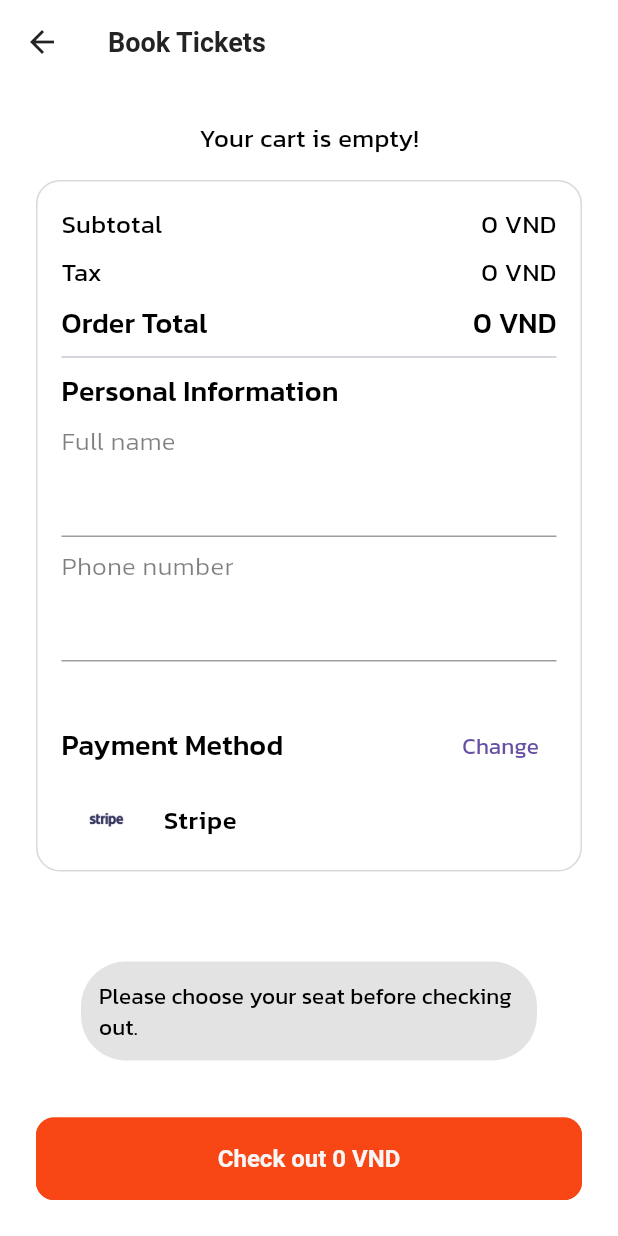
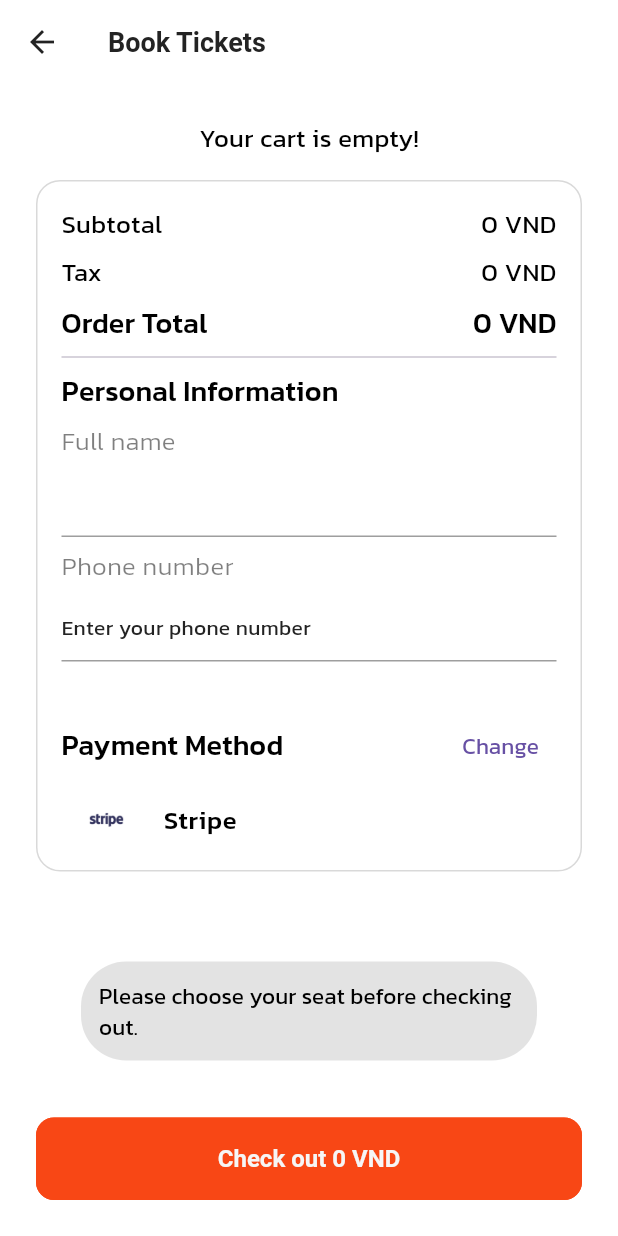
Before and after one commit to mixihuyen/final_year_project, a Flutter app: the CartScreen screen opened directly, after a tap on an icon or button, on a phone screen of 412 x 824 dp. Run offline on Flutter 3.47's test engine with Material 3 defaults, Android fonts, the phone set to English and light mode, and no system bars; our stand-ins replace cached_network_image, carousel_slider, cloud_firestore, connectivity_plus, dio, firebase_auth and 16 more; missing offline and left inert: dart:ffi, flutter_stripe; accounts and stored records are empty.

Commit message:
Fix validate phone number

```diff
--- a/lib/features/application/screens/cart/cart.dart
+++ b/lib/features/application/screens/cart/cart.dart
@@ -16,6 +16,7 @@ import '../../../../data/services/stripe_service.dart';
 import '../../../../utils/constants/colors.dart';
 import '../../../../utils/constants/sizes.dart';
 import '../../../../utils/helpers/helper_functions.dart';
+import '../../../../utils/validators/validation.dart';
 import '../../../personalization/controllers/user_controller.dart';
 import '../../controllers/Info_controller.dart';
 import '../../controllers/order_controller.dart';
@@ -94,6 +95,13 @@ class CartScreen extends StatelessWidget {
                         if (checkoutInfoController.validateFields()) {
                           final name = checkoutInfoController.nameController.text;
                           final phone = checkoutInfoController.phoneController.text;
+                          // Kiểm tra số điện thoại
+                          final phoneError = TValidator.validatePhoneNumber(phone);
+                          if (phoneError != null) {
+                            // Nếu số điện thoại không hợp lệ, hiển thị lỗi và dừng tiến trình
+                            TLoaders.customToast(message: phoneError); // Hiển thị thông báo lỗi
+                            return;
+                          }
 
                           print('Proceeding to checkout with Name: $name, Phone: $phone');
 
--- a/lib/features/application/screens/cart/widgets/information_section.dart
+++ b/lib/features/application/screens/cart/widgets/information_section.dart
@@ -1,25 +1,10 @@
 import 'package:flutter/cupertino.dart';
 import 'package:flutter/material.dart';
-import 'package:get/get.dart';
-import 'package:get/get_core/src/get_main.dart';
-import 'package:iconsax/iconsax.dart';
-
-import '../../../../../common/widgets/section_heading.dart';
-import '../../../../../utils/constants/sizes.dart';
-import '../../../../../utils/validators/validation.dart';
-import '../../../../personalization/controllers/user_controller.dart';
-import '../../../../personalization/screens/profile/widgets/change_name.dart';
-import '../../../../personalization/screens/profile/widgets/change_phoneNumber.dart';
-import '../../../../personalization/screens/profile/widgets/profile_menu.dart';
-
-import 'package:flutter/material.dart';
+import 'package:flutter/services.dart'; // Required for input formatters
 import 'package:get/get.dart';
 import '../../../../../utils/constants/sizes.dart';
 import '../../../controllers/Info_controller.dart';
-
-import 'package:flutter/material.dart';
-import 'package:get/get.dart';
-import '../../../../../utils/constants/sizes.dart';
+import '../../../../../utils/validators/validation.dart';
 
 class TInformationSection extends StatelessWidget {
   const TInformationSection({super.key});
@@ -31,46 +16,54 @@ class TInformationSection extends StatelessWidget {
     return Column(
       crossAxisAlignment: CrossAxisAlignment.start,
       children: [
+        // Personal Information Label
         Text('Personal Information', style: Theme.of(context).textTheme.titleMedium),
         const SizedBox(height: TSizes.spaceBtwItems / 2),
 
+        // Full Name Label and TextField
         Text('Full name', style: Theme.of(context).textTheme.bodySmall),
-        const SizedBox(height: TSizes.spaceBtwItems/4),
-        // TextField cho Họ và Tên
+        const SizedBox(height: TSizes.spaceBtwItems / 4),
         TextField(
           controller: checkoutInfoController.nameController,
-          style:  Theme.of(context).textTheme.bodyMedium,
+          style: Theme.of(context).textTheme.bodyMedium,
           decoration: const InputDecoration(
-            border: UnderlineInputBorder(), // Gạch chân dưới
+            border: UnderlineInputBorder(),
             enabledBorder: UnderlineInputBorder(
-              borderSide: BorderSide(color: Colors.grey), // Màu gạch chân
+              borderSide: BorderSide(color: Colors.grey),
             ),
             focusedBorder: UnderlineInputBorder(
-              borderSide: BorderSide(color: Colors.blue), // Màu gạch chân khi focus
-            ),
-
-          ),
-        ),
-        const SizedBox(height: TSizes.spaceBtwItems/2),
-
-        // Label cho Số điện thoại
-        Text('Phone number', style: Theme.of(context).textTheme.bodySmall),
-        const SizedBox(height: TSizes.spaceBtwItems/4),
-        TextFormField(
-          controller: checkoutInfoController.phoneController,
-          validator: TValidator.validatePhoneNumber,
-          keyboardType: TextInputType.phone,
-          style: Theme.of(context).textTheme.bodyMedium,
-          decoration: const InputDecoration(
-            border: UnderlineInputBorder(), // Gạch chân dưới
-            enabledBorder: UnderlineInputBorder(
-              borderSide: BorderSide(color: Colors.grey), // Màu gạch chân
-            ),
-            focusedBorder: UnderlineInputBorder(
-              borderSide: BorderSide(color: Colors.blue), // Màu gạch chân khi focus
+              borderSide: BorderSide(color: Colors.blue),
             ),
           ),
         ),
+        const SizedBox(height: TSizes.spaceBtwItems / 2),
+
+        // Phone Number Label and TextFormField
+        Text('Phone number', style: Theme.of(context).textTheme.bodySmall),
+        const SizedBox(height: TSizes.spaceBtwItems / 4),
+
+        TextFormField(
+          controller: checkoutInfoController.phoneController,
+          validator: (value) {
+            return TValidator.validatePhoneNumber(value);
+          },
+          keyboardType: TextInputType.phone,
+          inputFormatters: [
+            FilteringTextInputFormatter.digitsOnly, // Restrict input to numbers only
+          ],
+          style: Theme.of(context).textTheme.bodyMedium,
+          decoration: const InputDecoration(
+            border: UnderlineInputBorder(),
+            enabledBorder: UnderlineInputBorder(
+              borderSide: BorderSide(color: Colors.grey),
+            ),
+            focusedBorder: UnderlineInputBorder(
+              borderSide: BorderSide(color: Colors.blue),
+            ),
+            hintText: 'Enter your phone number', // Optional: Placeholder text
+          ),
+        ),
+
         const SizedBox(height: TSizes.spaceBtwSections),
       ],
     );
```
Also changed, not shown: lib/common/widgets/tickets/ticket_card/ticket_card.dart (+0 -18 lines).
